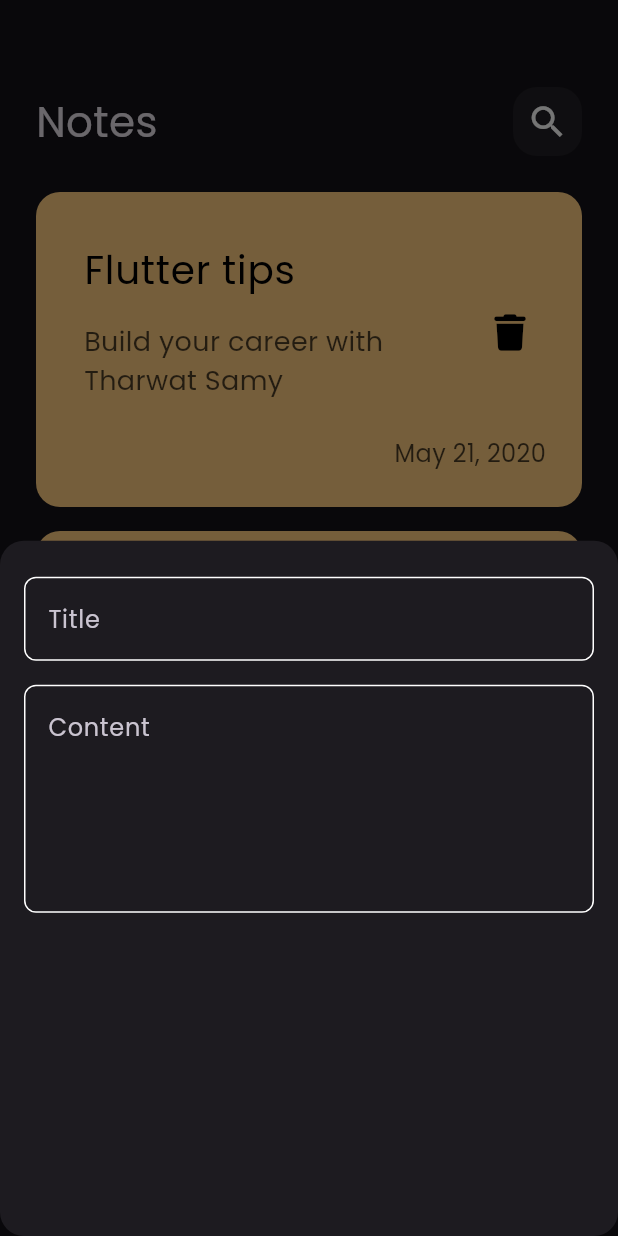
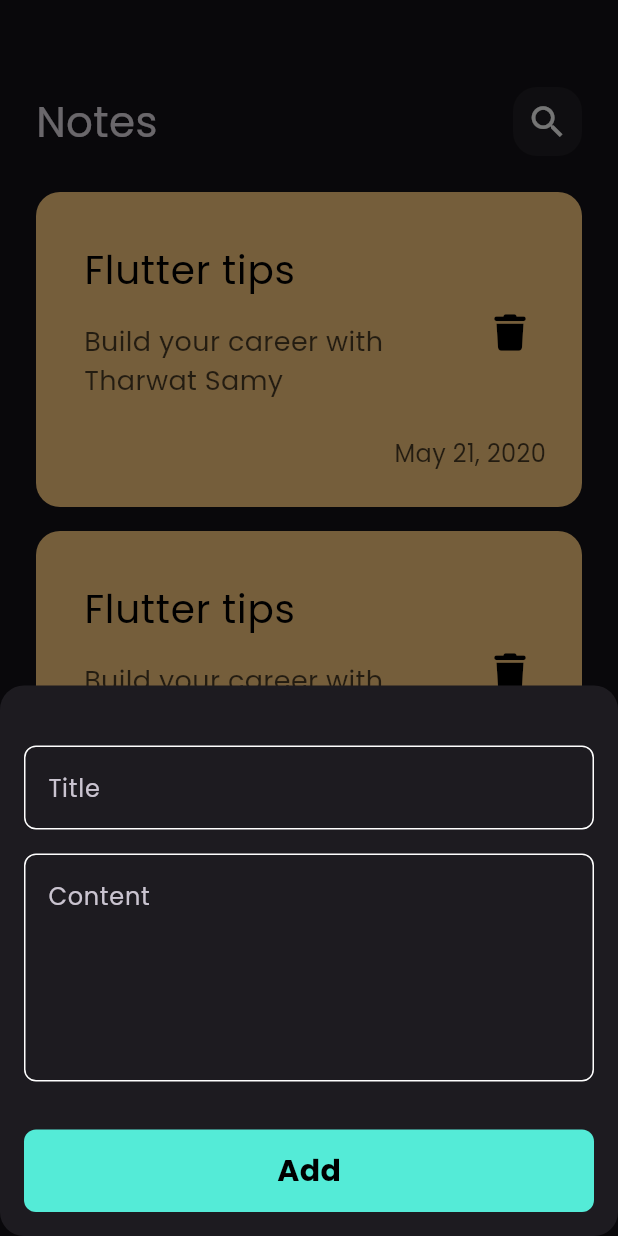
Before and after one commit to KhaledHAnter/notes_app, a Flutter app: the screen it shows after launch, after a tap on the "add" icon, on a phone screen of 412 x 824 dp. Run offline on Flutter 3.47's test engine with Material 3 defaults, Android fonts, the phone set to English and light mode, and no system bars; our stand-ins replace font_awesome_flutter, gap; project files that could hold a hidden picture were left out.

Commit message:
finish note bottom sheet

```diff
--- a/lib/Views/note_view.dart
+++ b/lib/Views/note_view.dart
@@ -19,7 +19,10 @@ class NotesView extends StatelessWidget {
             ),
             context: context,
             builder: (context) {
-              return const AddNoteButtomSheet();
+              return const Padding(
+                padding: EdgeInsets.symmetric(vertical: 16),
+                child: AddNoteButtomSheet(),
+              );
             },
           );
         },
--- a/lib/Widgets/add_note_buttom_sheet.dart
+++ b/lib/Widgets/add_note_buttom_sheet.dart
@@ -1,5 +1,6 @@
 import 'package:flutter/material.dart';
 import 'package:gap/gap.dart';
+import 'package:note_app_th/Widgets/custom_button.dart';
 import 'package:note_app_th/Widgets/custom_text_field.dart';
 
 class AddNoteButtomSheet extends StatelessWidget {
@@ -11,6 +12,7 @@ class AddNoteButtomSheet extends StatelessWidget {
       padding: EdgeInsets.symmetric(
         horizontal: 16,
       ),
+      child: SingleChildScrollView(
         child: Column(
           children: [
             Gap(24),
@@ -22,7 +24,10 @@ class AddNoteButtomSheet extends StatelessWidget {
               hint: "Content",
               maxLines: 5,
             ),
+            Gap(32),
+            CustomButton(),
           ],
+        ),
       ),
     );
   }
--- /dev/null
+++ b/lib/Widgets/custom_button.dart
@@ -0,0 +1,28 @@
+import 'package:flutter/material.dart';
+import 'package:note_app_th/constants.dart';
+
+class CustomButton extends StatelessWidget {
+  const CustomButton({super.key});
+
+  @override
+  Widget build(BuildContext context) {
+    return Container(
+      decoration: BoxDecoration(
+        color: kPrimaryColor,
+        borderRadius: BorderRadius.circular(8),
+      ),
+      width: MediaQuery.of(context).size.width,
+      height: 55,
+      child: const Center(
+        child: Text(
+          "Add",
+          style: TextStyle(
+            color: Colors.black,
+            fontSize: 20,
+            fontWeight: FontWeight.bold,
+          ),
+        ),
+      ),
+    );
+  }
+}
```
Lines whose indentation alone changed are shown as unchanged.
